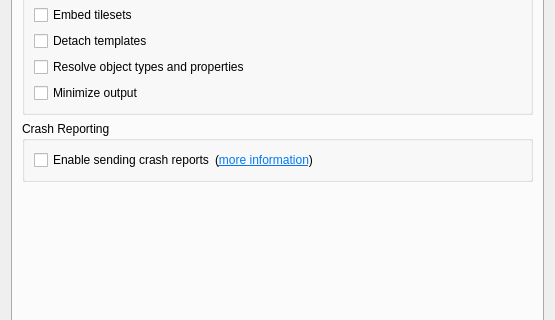
Old version of the form src/tiled/preferencesdialog.ui in the repository edin-m/tiled; both pictures show x 0 to 555 and y 215 to 535 of the 555 by 646 pixel window.
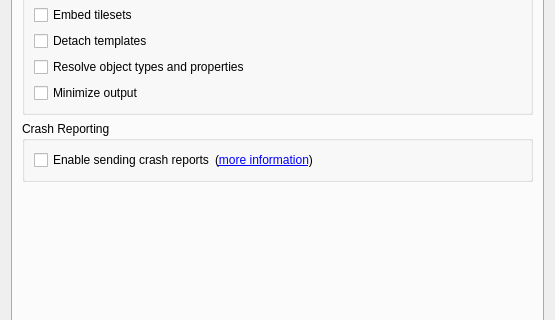
New version of the form. Custom widgets are drawn as their Qt base class.

Commit message: Added popup asking user to enable crash reporting

Patch:
```diff
--- a/src/tiled/preferencesdialog.ui
+++ b/src/tiled/preferencesdialog.ui
@@ -126,7 +126,10 @@
           <item>
            <widget class="QLabel" name="crashReportingLabel">
             <property name="text">
-             <string>&lt;html&gt;&lt;head/&gt;&lt;body&gt;&lt;p&gt;(&lt;a href=&quot;https://www.mapeditor.org/crash-reporting&quot;&gt;&lt;span style=&quot; text-decoration: underline; color:#007af4;&quot;&gt;more information&lt;/span&gt;&lt;/a&gt;)&lt;/p&gt;&lt;/body&gt;&lt;/html&gt;</string>
+             <string>(&lt;a href=&quot;https://www.mapeditor.org/crash-reporting&quot;&gt;more information&lt;/a&gt;)</string>
+            </property>
+            <property name="textFormat">
+             <enum>Qt::RichText</enum>
             </property>
             <property name="buddy">
              <cstring>sendCrashReports</cstring>
```
The commit also changes 4 other files.
